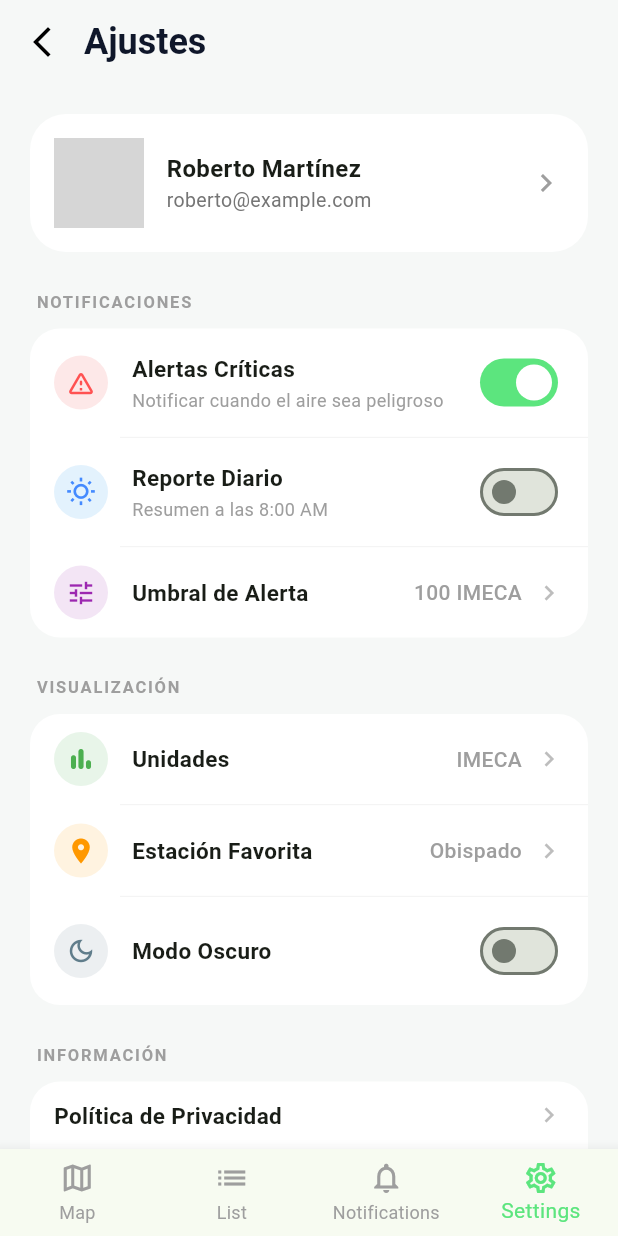
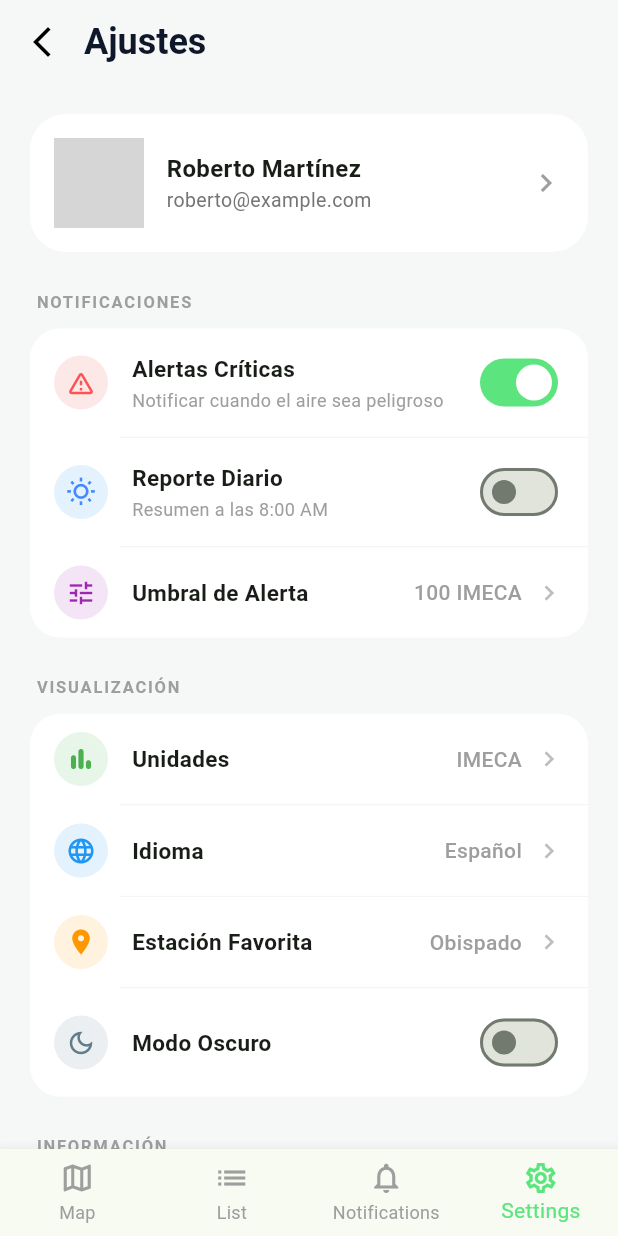
Before and after one commit to raulmar0/respira_mty, a Flutter app: the screen it shows after launch, item 4 of the bottom bar chosen, on a phone screen of 412 x 824 dp. Run offline on Flutter 3.47's test engine with Material 3 defaults, Android fonts, the phone set to English and light mode, and no system bars; our stand-ins replace flutter_map, flutter_riverpod, geolocator, latlong2; network calls fail; Roboto replaces fonts that are missing (Spline Sans); grey boxes are pictures that could not be loaded.

Commit message:
feat: Add language selection functionality and update settings screen

```diff
--- a/lib/screens/settings_screen.dart
+++ b/lib/screens/settings_screen.dart
@@ -1,11 +1,15 @@
 import 'package:flutter/material.dart';
+import 'package:flutter_riverpod/flutter_riverpod.dart';
 import '../utils/app_colors.dart';
+import '../providers/settings_provider.dart';
 
-class SettingsScreen extends StatelessWidget {
+class SettingsScreen extends ConsumerWidget {
   const SettingsScreen({super.key});
 
   @override
-  Widget build(BuildContext context) {
+  Widget build(BuildContext context, WidgetRef ref) {
+    final currentLang = ref.watch(languageProvider);
+
     return Scaffold(
       backgroundColor: AppColors.backgroundGray, // Mismo fondo gris claro
       appBar: AppBar(
@@ -77,13 +81,44 @@ class SettingsScreen extends StatelessWidget {
             const _SectionHeader(title: "VISUALIZACIÓN"),
             _SettingsGroup(
               children: [
-                const _SettingsTile(
+                _SettingsTile(
                   icon: Icons.bar_chart_rounded,
                   iconColor: Colors.green,
-                  iconBg: Color(0xFFE8F5E9),
+                  iconBg: const Color(0xFFE8F5E9),
                   title: "Unidades",
                   trailingText: "IMECA",
                   showArrow: true,
+                ),
+                const _CustomDivider(),
+                _SettingsTile(
+                  icon: Icons.language,
+                  iconColor: Colors.blue,
+                  iconBg: const Color(0xFFE3F2FD),
+                  title: "Idioma",
+                  trailingText: currentLang.displayName,
+                  showArrow: true,
+                  onTap: () async {
+                    final chosen = await showDialog<AppLanguage>(
+                      context: context,
+                      builder: (ctx) => SimpleDialog(
+                        title: const Text('Idioma'),
+                        children: [
+                          SimpleDialogOption(
+                            onPressed: () => Navigator.pop(ctx, AppLanguage.spanish),
+                            child: const Text('Español'),
+                          ),
+                          SimpleDialogOption(
+                            onPressed: () => Navigator.pop(ctx, AppLanguage.english),
+                            child: const Text('English'),
+                          ),
+                        ],
+                      ),
+                    );
+
+                    if (chosen != null) {
+                      ref.read(languageProvider.notifier).setLanguage(chosen);
+                    }
+                  },
                 ),
                 const _CustomDivider(),
                 const _SettingsTile(
@@ -273,6 +308,7 @@ class _SettingsTile extends StatelessWidget {
   final Widget? trailing;
   final String? trailingText;
   final bool showArrow;
+  final VoidCallback? onTap;
 
   const _SettingsTile({
     this.icon,
@@ -283,11 +319,15 @@ class _SettingsTile extends StatelessWidget {
     this.trailing,
     this.trailingText,
     this.showArrow = false,
+    this.onTap,
   });
 
   @override
   Widget build(BuildContext context) {
-    return Padding(
+    return InkWell(
+      onTap: onTap,
+      borderRadius: BorderRadius.circular(12),
+      child: Padding(
         padding: const EdgeInsets.symmetric(horizontal: 16, vertical: 12),
         child: Row(
           children: [
@@ -325,6 +365,7 @@ class _SettingsTile extends StatelessWidget {
             ]
           ],
         ),
+      ),
     );
   }
 }
```
Also changed, not shown: lib/providers/settings_provider.dart (added, +25 -0 lines), lib/providers/station_provider.dart (+14 -0 lines), lib/screens/stations_list_screen.dart (+11 -1 lines), lib/widgets/station_card.dart (+30 -50 lines). Lines whose indentation alone changed are shown as unchanged.
